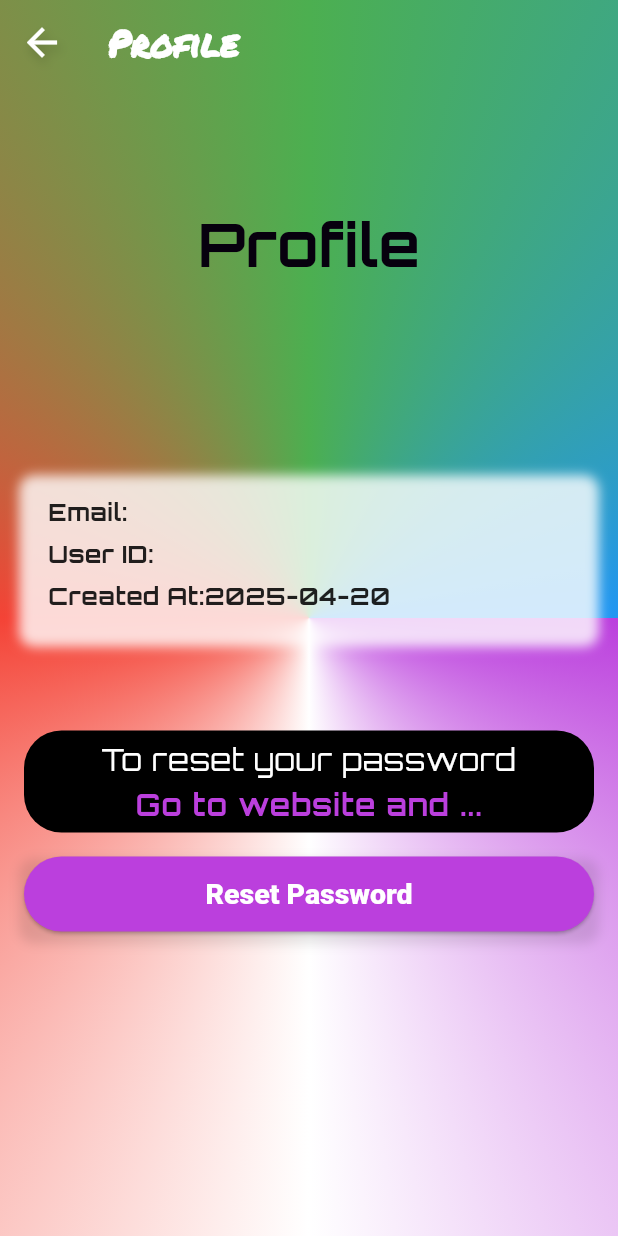
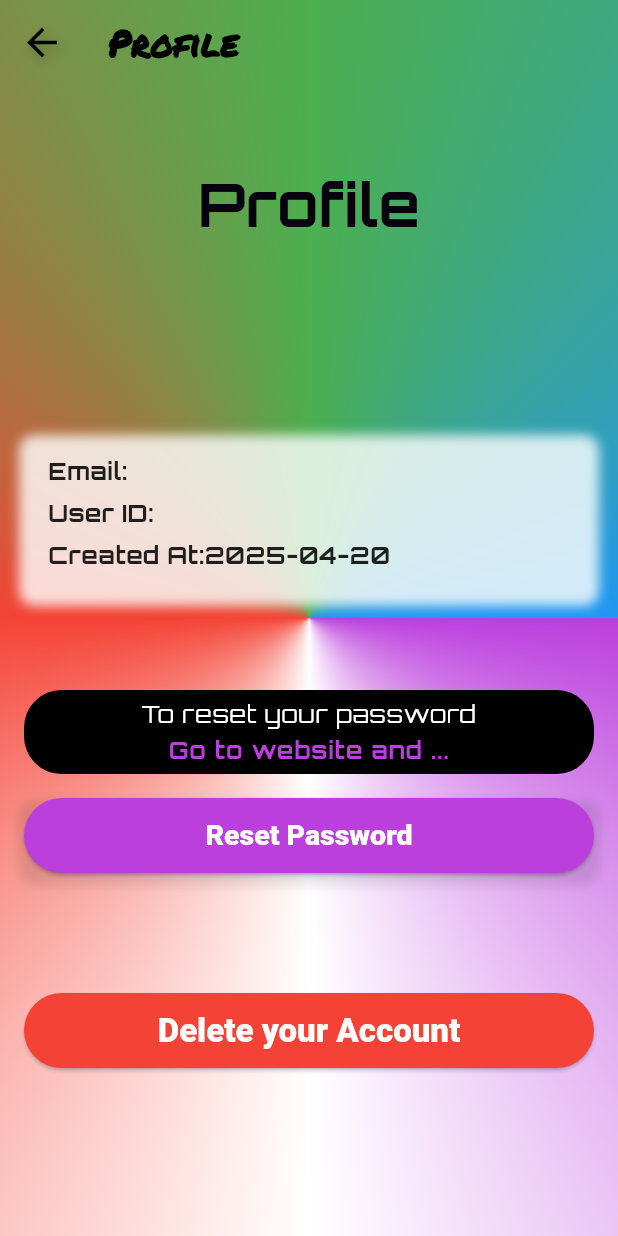
Before and after one commit to MichaelHiszpanski/business_manager, a Flutter app: the ProfileScreen screen opened by its route, on a phone screen of 412 x 824 dp. Run offline on Flutter 3.47's test engine with Material 3 defaults, Android fonts, the phone set to English and light mode, and no system bars; our stand-ins replace auto_route, auto_size_text, bloc, connectivity_plus, equatable, fl_chart and 14 more; accounts and stored records are empty; generated files the repository leaves out were written again; Roboto replaces fonts that are missing (Suse); project files that could hold a hidden picture were left out.

Commit message:
Delete account option for users

```diff
--- a/lib/core/storage_hive/hive_properites.dart
+++ b/lib/core/storage_hive/hive_properites.dart
@@ -49,6 +49,7 @@ class HiveBusinessDetailsProperties {
   static const int businessOwnerCity = 6;
   static const int businessOwnerMobile = 7;
   static const int businessOwnerEmail = 8;
+  static const int businessNiNo = 9;
 }
 
 class HiveClientDetailsProperties {
--- a/lib/core/theme/typography.dart
+++ b/lib/core/theme/typography.dart
@@ -17,6 +17,7 @@ TextTheme getTextTheme(Color defaultTextColor) {
       height: 1.3,
       fontWeight: FontWeight.w800,
       color: Colors.white,
+     // fontFamily: AppFontFamily.orbitron,
     ),
     headlineLarge: const TextStyle(
       fontSize: 32,
@@ -68,7 +69,7 @@ TextTheme getTextTheme(Color defaultTextColor) {
       color: Colors.white,
     ),
     bodyLarge: TextStyle(
-      fontSize: 20,
+      fontSize: 16,
       height: 1.2,
       fontWeight: FontWeight.w700,
       color: defaultTextColor,
--- a/lib/core/widgets/buttons/primary_button/primary_button.dart
+++ b/lib/core/widgets/buttons/primary_button/primary_button.dart
@@ -7,12 +7,14 @@ class PrimaryButton extends StatelessWidget {
   final VoidCallback onPressed;
   final String buttonText;
   TextStyle? customStyle;
+  Color? backgroundColor;
 
   PrimaryButton({
     super.key,
     required this.onPressed,
     required this.buttonText,
     this.customStyle,
+    this.backgroundColor
   });
 
   @override
@@ -45,7 +47,7 @@ class PrimaryButton extends StatelessWidget {
                   fit: BoxFit.scaleDown,
                   child: Text(
                     buttonText,
-                    style: customStyle ?? context.text.displaySmall,
+                    style: customStyle ?? context.text.displayMedium,
                     maxLines: 1,
                   ),
                 ),
--- a/lib/feature/auth/profile/profile_screen.dart
+++ b/lib/feature/auth/profile/profile_screen.dart
@@ -1,9 +1,12 @@
 import 'package:auto_route/auto_route.dart';
 import 'package:business_manager/core/helpers/date_format_helper.dart';
+import 'package:business_manager/core/supabase/supabase_config.dart';
 import 'package:business_manager/core/theme/colors.dart';
 import 'package:business_manager/core/tools/constants.dart';
 import 'package:business_manager/core/tools/flutter_helper.dart';
+import 'package:business_manager/core/widgets/buttons/primary_button/primary_button.dart';
 import 'package:business_manager/core/widgets/custom_app_bar/custom_app_bar.dart';
+import 'package:business_manager/core/widgets/custom_dialog/custom_dialog.dart';
 import 'package:business_manager/core/widgets/layouts/bg_sweep_container/bg_sweep_container.dart';
 import 'package:flutter/material.dart';
 import 'package:supabase_flutter/supabase_flutter.dart';
@@ -49,8 +52,8 @@ class _ProfileScreenState extends State<ProfileScreen>
       appBar: CustomAppBar(
         title: context.strings.profile_name,
         onMenuPressed: () {},
-        titleFontColor: Colors.white,
-        iconArrowColor: Colors.white,
+        titleFontColor: Colors.black,
+        iconArrowColor: Colors.black,
       ),
       body: BgSweepContainer(
         colors: const [
@@ -190,6 +193,7 @@ class _ProfileScreenState extends State<ProfileScreen>
                 ),
               ),
               const SizedBox(height: Constants.padding16 * 4),
+              _deleteAccountButton(),
               const Spacer(),
             ],
           ),
@@ -208,4 +212,66 @@ class _ProfileScreenState extends State<ProfileScreen>
       );
     }
   }
+
+  Future<void> _deleteSupabaseUserAccount(BuildContext context) async {
+    try {
+      await Supabase.initialize(
+        url: SupabaseConfig.supabaseUrl,
+        anonKey: SupabaseConfig.supabaseAnonKey,
+      );
+
+      if (!mounted) return;
+
+      ScaffoldMessenger.of(context).showSnackBar(
+        const SnackBar(content: Text('Your Supabase Account was Deleted.')),
+      );
+      setState(() {
+        _user = Supabase.instance.client.auth.currentUser;
+      });
+      context.router.popUntilRoot();
+    } catch (e) {
+      ScaffoldMessenger.of(context).showSnackBar(
+        SnackBar(content: Text('Failed to delete Supabase Account: $e')),
+      );
+    }
+  }
+
+  void _showReinitConfirmationDialog(BuildContext context) {
+    showDialog(
+      context: context,
+      builder: (context) => CustomDialog(
+        title: "Delete User Account",
+        question: "Are you sure you want to ? ",
+        currentItem: "Delete  ",
+        itemType: "your Account",
+        confirmText: "Delete",
+        cancelText: "Cancel",
+        onConfirm: () => _deleteSupabaseUserAccount(context),
+      ),
+    );
+  }
+
+  Widget _deleteAccountButton() {
+    return Container(
+      width: double.infinity,
+      height: 50,
+      margin: const EdgeInsets.only(top: Constants.padding16),
+      child: ElevatedButton(
+        onPressed: () => _showReinitConfirmationDialog(context),
+        style: ElevatedButton.styleFrom(
+          backgroundColor: Colors.red,
+          shape: RoundedRectangleBorder(
+            borderRadius: BorderRadius.circular(Constants.radius30),
+          ),
+        ),
+        child: Text(
+          'Delete your Account',
+          style: context.text.displaySmall?.copyWith(
+            color: Colors.white,
+            fontSize: 22,
+          ),
+        ),
+      ),
+    );
+  }
 }
--- a/lib/feature/services/employee_management/presentation/screens/employee_details_screen.dart
+++ b/lib/feature/services/employee_management/presentation/screens/employee_details_screen.dart
@@ -196,6 +196,7 @@ class EmployeeDetailsScreen extends StatelessWidget {
                           _updatedEmployeeDetails(context, model);
                         },
                         buttonText: "Edit Employee Details",
+                        customStyle: context.text.displaySmall,
                       ),
                       const SizedBox(height: Constants.padding32),
                       CustomFloatingButton(
--- a/lib/feature/services/invoice_manager/bloc/invoice_manager_bloc.dart
+++ b/lib/feature/services/invoice_manager/bloc/invoice_manager_bloc.dart
@@ -80,6 +80,7 @@ class InvoiceManagerBloc
                   businessOwnerCity: hiveData.businessOwnerCity,
                   businessOwnerMobile: hiveData.businessOwnerMobile,
                   businessOwnerEmail: hiveData.businessOwnerEmail,
+                  businessNino: hiveData.businessNiNo,
                 )),
       );
     }
@@ -165,7 +166,7 @@ class InvoiceManagerBloc
         businessOwnerCity: event.businessDetailsData.businessOwnerCity,
         businessOwnerMobile: event.businessDetailsData.businessOwnerMobile,
         businessOwnerEmail: event.businessDetailsData.businessOwnerEmail,
-    ));
+        businessNiNo: event.businessDetailsData.businessNino));
 
     await box.put(
       HiveBusinessDetailsProperties.TO_BUSINESS_DETAILS_DATA_KEY,
--- a/lib/feature/services/invoice_manager/data/hive/business_hive/business_details_hive.dart
+++ b/lib/feature/services/invoice_manager/data/hive/business_hive/business_details_hive.dart
@@ -32,6 +32,9 @@ class BusinessDetailsHive {
   @HiveField(HiveBusinessDetailsProperties.businessOwnerEmail)
   final String businessOwnerEmail;
 
+  @HiveField(HiveBusinessDetailsProperties.businessNiNo)
+  final String businessNiNo;
+
   BusinessDetailsHive({
     this.businessID,
     required this.businessName,
@@ -42,6 +45,7 @@ class BusinessDetailsHive {
     required this.businessOwnerCity,
     required this.businessOwnerMobile,
     required this.businessOwnerEmail,
+    required this.businessNiNo,
   });
 
   @override
@@ -49,6 +53,6 @@ class BusinessDetailsHive {
     return 'BusinessDetailsHive(businessID : $businessID, businessName: $businessName, businessFirstName: $businessFirstName, '
         'businessLastName: $businessLastName, businessOwnerStreet: $businessOwnerStreet, '
         'businessOwnerPostCode: $businessOwnerPostCode, businessOwnerCity: $businessOwnerCity, '
-        'businessOwnerMobile: $businessOwnerMobile, businessOwnerEmail: $businessOwnerEmail)';
+        'businessOwnerMobile: $businessOwnerMobile, businessOwnerEmail: $businessOwnerEmail, businessNino $businessNiNo)';
   }
 }
--- a/lib/feature/services/invoice_manager/models/business_details_model.dart
+++ b/lib/feature/services/invoice_manager/models/business_details_model.dart
@@ -10,6 +10,7 @@ class BusinessDetailsModel extends Equatable {
   final String businessOwnerCity;
   final String businessOwnerMobile;
   final String businessOwnerEmail;
+  final String businessNino;
 
   BusinessDetailsModel({
     this.businessID,
@@ -21,6 +22,7 @@ class BusinessDetailsModel extends Equatable {
     required this.businessOwnerCity,
     required this.businessOwnerMobile,
     required this.businessOwnerEmail,
+    required this.businessNino,
   });
 
   String get displayName => "$businessName";
@@ -35,5 +37,6 @@ class BusinessDetailsModel extends Equatable {
         businessOwnerPostCode,
         businessOwnerMobile,
         businessOwnerEmail,
+        businessNino
       ];
 }
--- a/lib/feature/services/invoice_manager/presentation/screens/invoice_manager_screen.dart
+++ b/lib/feature/services/invoice_manager/presentation/screens/invoice_manager_screen.dart
@@ -62,6 +62,7 @@ class _InvoiceManagerScreenState extends State<InvoiceManagerScreen>
     businessOwnerCity: "",
     businessOwnerMobile: "",
     businessOwnerEmail: "",
+      businessNino:"",
   );
   ClientDetailsModel _selectedClientDetails = ClientDetailsModel(
     clientFirstName: "",
@@ -90,6 +91,7 @@ class _InvoiceManagerScreenState extends State<InvoiceManagerScreen>
   final TextEditingController _businessOwnerCity = TextEditingController();
   final TextEditingController _businessOwnerMobile = TextEditingController();
   final TextEditingController _businessOwnerEmail = TextEditingController();
+  final TextEditingController _businessNino= TextEditingController();
 
   final TextEditingController _clientFirstName = TextEditingController();
   final TextEditingController _clientLastName = TextEditingController();
@@ -131,6 +133,7 @@ class _InvoiceManagerScreenState extends State<InvoiceManagerScreen>
         businessOwnerCity: _selectedBusinessDetails.businessOwnerCity,
         businessOwnerMobile: _selectedBusinessDetails.businessOwnerMobile,
         businessOwnerEmail: _selectedBusinessDetails.businessOwnerEmail,
+          businessNino:_selectedBusinessDetails.businessNino,
       ),
       clientDetailsModel: ClientDetailsModel(
         clientFirstName: _selectedClientDetails.clientFirstName,
@@ -182,6 +185,7 @@ class _InvoiceManagerScreenState extends State<InvoiceManagerScreen>
                   businessOwnerCity: _businessOwnerCity,
                   businessOwnerMobile: _businessOwnerMobile,
                   businessOwnerEmail: _businessOwnerEmail,
+                  businessNiNo: _businessNino,
                   initialSelectedBusinessDetails: _selectedBusinessDetails,
                   saveBusinessDetails: _saveBusinessDetails,
                   onBusinessSelected: (BusinessDetailsModel? selectedBusiness) {
@@ -506,6 +510,7 @@ class _InvoiceManagerScreenState extends State<InvoiceManagerScreen>
       businessOwnerCity: _businessOwnerCity.text,
       businessOwnerMobile: _businessOwnerMobile.text,
       businessOwnerEmail: _businessOwnerEmail.text,
+        businessNino:_businessNino.text,
     );
 
     context
--- a/lib/feature/services/invoice_manager/presentation/widgets/forms/invoice_details_inputs.dart
+++ b/lib/feature/services/invoice_manager/presentation/widgets/forms/invoice_details_inputs.dart
@@ -1,5 +1,6 @@
 import 'package:business_manager/core/helpers/validations_helper.dart';
 import 'package:business_manager/core/tools/constants.dart';
+import 'package:business_manager/core/tools/flutter_helper.dart';
 import 'package:business_manager/core/widgets/buttons/primary_button/primary_button.dart';
 import 'package:business_manager/core/widgets/date_picker/date_picker.dart';
 import 'package:flutter/material.dart';
@@ -88,6 +89,7 @@ class _InvoiceDetailsInputsState extends State<InvoiceDetailsInputs> {
               }
             },
             buttonText: 'Preview your PDF',
+            customStyle: context.text.titleMedium,
 
           ),
         ],
--- a/lib/feature/services/invoice_manager/presentation/widgets/steps/step_one.dart
+++ b/lib/feature/services/invoice_manager/presentation/widgets/steps/step_one.dart
@@ -22,6 +22,7 @@ class StepOne extends StatefulWidget {
   final TextEditingController businessOwnerCity;
   final TextEditingController businessOwnerMobile;
   final TextEditingController businessOwnerEmail;
+  final TextEditingController businessNiNo;
 
   StepOne({
     super.key,
@@ -37,6 +38,7 @@ class StepOne extends StatefulWidget {
     required this.initialSelectedBusinessDetails,
     required this.saveBusinessDetails,
     required this.onBusinessSelected,
+    required this.businessNiNo,
   });
 
   @override
@@ -112,6 +114,7 @@ class _StepOneState extends State<StepOne> {
               mobile: widget.businessOwnerMobile,
               email: widget.businessOwnerEmail,
               onSaveData: widget.saveBusinessDetails,
+              businessNiNo: widget.businessNiNo,
             ),
           ],
         ),
```
Also changed, not shown: lib/core/widgets/buttons/custom_side_button_menu/custom_side_button_menu.dart (+4 -4 lines), lib/feature/services/invoice_manager/presentation/widgets/forms/personal_details_inputs.dart (+11 -2 lines), lib/feature/services/invoice_manager/presentation/widgets/pdf_template_one.dart (+109 -17 lines), lib/feature/services/work_manager/presentation/widgets/add_new_event_for_bottom_sheet.dart (+12 -3 lines), lib/feature/services/invoice_manager/data/hive/business_hive/business_details_hive.g.dart, 4 other files. Lines whose indentation alone changed are shown as unchanged.
